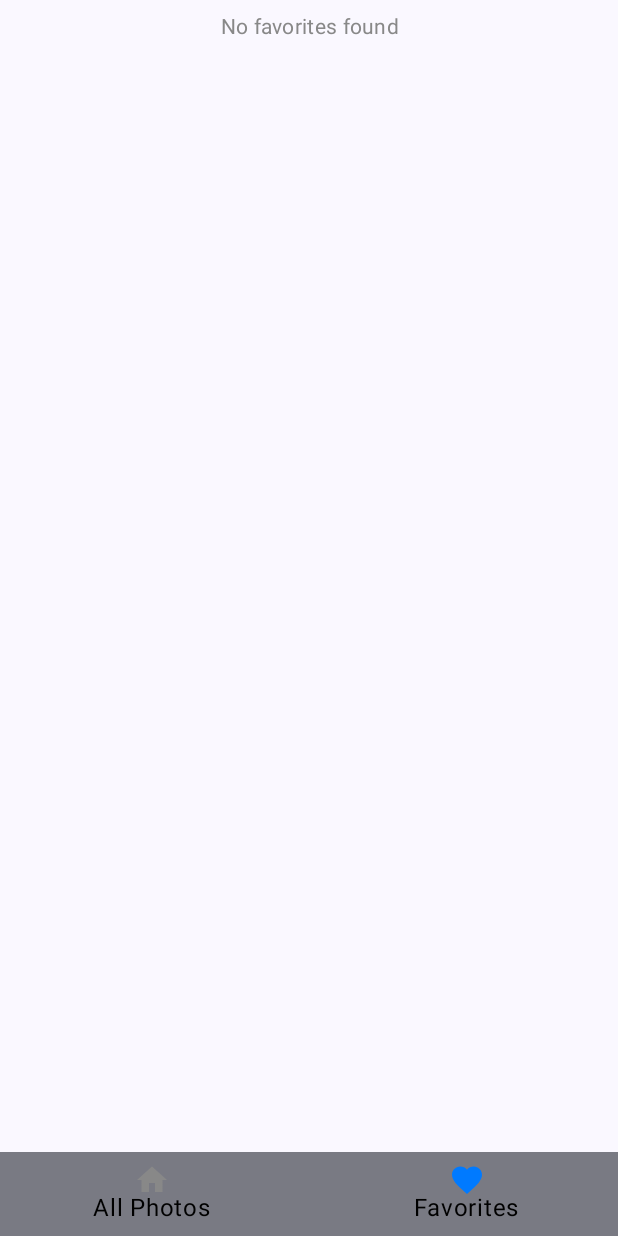
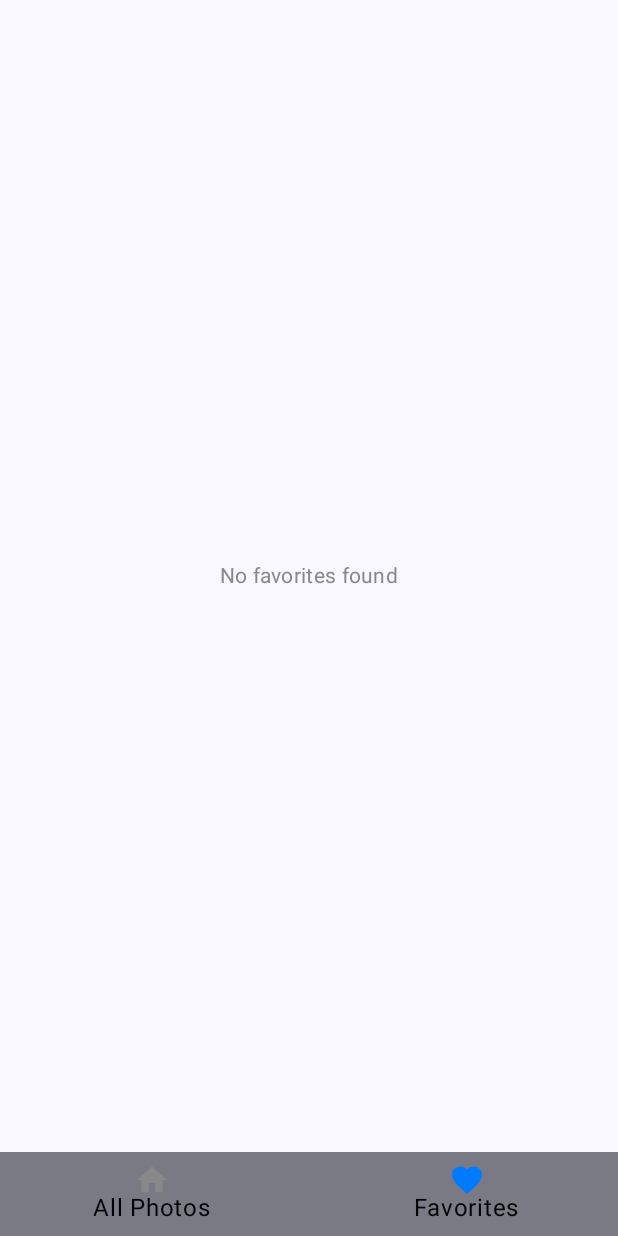
Before and after one commit to vivekgjoy/AlbumApp, an Android app built with Jetpack Compose: the screen it shows after launch (MainActivity), item 2 of the bottom bar chosen, on a phone screen of 412 x 824 dp. Run offline under Robolectric (Android 15) with nearby library versions, the phone set to English and light mode, and no system bars; our stand-ins replace Room's generated code, accompanist, paging; pictures from the network do not load.

```diff
--- /dev/null
+++ b/app/src/main/java/com/mobil80/albumapp/core/NetworkObserver.kt
@@ -0,0 +1,51 @@
+package com.mobil80.albumapp.core
+
+import android.content.Context
+import android.net.ConnectivityManager
+import android.net.Network
+import android.net.NetworkCapabilities
+import android.net.NetworkRequest
+import kotlinx.coroutines.flow.MutableStateFlow
+import kotlinx.coroutines.flow.StateFlow
+
+class NetworkObserver(context: Context) {
+
+    private val connectivityManager =
+        context.getSystemService(Context.CONNECTIVITY_SERVICE) as ConnectivityManager
+
+    private val _isInternetAvailable = MutableStateFlow(false)
+    val isInternetAvailable: StateFlow<Boolean> = _isInternetAvailable
+
+    private val networkCallback = object : ConnectivityManager.NetworkCallback() {
+        override fun onAvailable(network: Network) {
+            _isInternetAvailable.value = true
+        }
+
+        override fun onLost(network: Network) {
+            _isInternetAvailable.value = false
+        }
+    }
+
+    init {
+        // Register the network callback
+        val networkRequest = NetworkRequest.Builder()
+            .addCapability(NetworkCapabilities.NET_CAPABILITY_INTERNET)
+            .build()
+        connectivityManager.registerNetworkCallback(networkRequest, networkCallback)
+
+        // Check initial network state
+        _isInternetAvailable.value = isNetworkAvailable()
+    }
+
+    private fun isNetworkAvailable(): Boolean {
+        val network = connectivityManager.activeNetwork
+        val capabilities = connectivityManager.getNetworkCapabilities(network)
+        return capabilities != null &&
+                (capabilities.hasTransport(NetworkCapabilities.TRANSPORT_WIFI) ||
+                        capabilities.hasTransport(NetworkCapabilities.TRANSPORT_CELLULAR))
+    }
+
+    fun unregister() {
+        connectivityManager.unregisterNetworkCallback(networkCallback)
+    }
+}
--- a/app/src/main/java/com/mobil80/albumapp/presentation/activities/MainActivity.kt
+++ b/app/src/main/java/com/mobil80/albumapp/presentation/activities/MainActivity.kt
@@ -1,8 +1,10 @@
 package com.mobil80.albumapp.presentation.activities
 
+import android.app.Activity
 import android.content.Context
 import android.os.Bundle
 import androidx.activity.ComponentActivity
+import androidx.activity.compose.BackHandler
 import androidx.activity.compose.setContent
 import androidx.compose.foundation.background
 import androidx.compose.foundation.layout.Arrangement
@@ -18,12 +20,14 @@ import androidx.compose.foundation.layout.padding
 import androidx.compose.foundation.lazy.LazyColumn
 import androidx.compose.foundation.lazy.items
 import androidx.compose.foundation.shape.RoundedCornerShape
+import androidx.compose.material.BottomNavigation
 import androidx.compose.material.BottomNavigationItem
 import androidx.compose.material.icons.Icons
 import androidx.compose.material.icons.filled.Close
 import androidx.compose.material.icons.filled.Favorite
 import androidx.compose.material.icons.filled.FavoriteBorder
 import androidx.compose.material.icons.filled.Home
+import androidx.compose.material3.AlertDialog
 import androidx.compose.material3.Card
 import androidx.compose.material3.CardDefaults
 import androidx.compose.material3.CircularProgressIndicator
@@ -34,6 +38,7 @@ import androidx.compose.material3.MaterialTheme
 import androidx.compose.material3.NavigationBar
 import androidx.compose.material3.Scaffold
 import androidx.compose.material3.Text
+import androidx.compose.material3.TextButton
 import androidx.compose.material3.TextField
 import androidx.compose.material3.TextFieldDefaults
 import androidx.compose.runtime.Composable
@@ -43,6 +48,7 @@ import androidx.compose.runtime.derivedStateOf
 import androidx.compose.runtime.getValue
 import androidx.compose.runtime.mutableStateOf
 import androidx.compose.runtime.remember
+import androidx.compose.runtime.setValue
 import androidx.compose.ui.Alignment
 import androidx.compose.ui.Modifier
 import androidx.compose.ui.draw.clip
@@ -53,6 +59,7 @@ import androidx.compose.ui.res.colorResource
 import androidx.compose.ui.text.style.TextAlign
 import androidx.compose.ui.text.style.TextOverflow
 import androidx.compose.ui.unit.dp
+import androidx.compose.ui.unit.sp
 import androidx.navigation.NavController
 import androidx.navigation.compose.NavHost
 import androidx.navigation.compose.composable
@@ -65,6 +72,7 @@ import coil.compose.AsyncImage
 import com.google.accompanist.swiperefresh.SwipeRefresh
 import com.google.accompanist.swiperefresh.rememberSwipeRefreshState
 import com.mobil80.albumapp.R
+import com.mobil80.albumapp.core.NetworkObserver
 import com.mobil80.albumapp.data.api.PhotoApi
 import com.mobil80.albumapp.data.database.PhotoDatabase
 import com.mobil80.albumapp.data.model.Photo
@@ -75,41 +83,96 @@ import com.mobil80.albumapp.presentation.ui.theme.AlbumAppTheme
 import com.mobil80.albumapp.presentation.viewmodels.PhotoViewModel
 
 class MainActivity : ComponentActivity() {
+
     override fun onCreate(savedInstanceState: Bundle?) {
         super.onCreate(savedInstanceState)
 
+        // Initialize dependencies
         val api = PhotoApi.create()
         val db = PhotoDatabase.getDatabase(this)
         val repository = PhotoRepository(api, db)
-        val viewModel = PhotoViewModel(repository)
 
+        // Initialize NetworkObserver
+        val networkObserver = NetworkObserver(this)
+
+        // Initialize ViewModel
+        val viewModel = PhotoViewModel(repository, networkObserver)
+
+        // Fetch initial photos
         viewModel.fetchPhotos(1)
 
+        // Set content
         setContent {
             AlbumAppTheme {
-                MainScreen(viewModel)
+                MainScreen(viewModel, LocalContext.current)
             }
         }
     }
 }
 
 @Composable
-fun MainScreen(viewModel: PhotoViewModel) {
+fun MainScreen(viewModel: PhotoViewModel, context: Context) {
     val navController = rememberNavController()
+
+    // State to control the visibility of the exit dialog
+    var showExitDialog by remember { mutableStateOf(false) }
+
+    // Handle back press
+    BackHandler(enabled = true) {
+        showExitDialog = true // Show the exit dialog when back is pressed
+    }
 
     Scaffold(
         bottomBar = {
-            BottomNavigationBar(navController)
+            BottomNavigationBar(navController) // Use the custom BottomNavigationBar
         }
-    ) { paddingValues ->
+    ) { innerPadding ->
         NavHost(
             navController = navController,
-            startDestination = "photos",
-            modifier = Modifier.padding(paddingValues) // Ensure proper padding for content
+            startDestination = "photos", // Set the default route to "photos"
+            modifier = Modifier.padding(innerPadding)
         ) {
-            composable("photos") { PhotoScreen(viewModel, LocalContext.current) }
-            composable("favorites") { FavoritesScreen(viewModel) }
+            composable("photos") {
+                PhotoScreen(viewModel, LocalContext.current)
             }
+            composable("favorites") {
+                FavoritesScreen(viewModel)
+            }
+        }
+    }
+
+    // Exit Confirmation Dialog
+    if (showExitDialog) {
+        AlertDialog(
+            onDismissRequest = {
+                showExitDialog = false // Hide the dialog when dismissed
+            },
+            title = {
+                Text(text = "Exit App", style = MaterialTheme.typography.headlineSmall)
+            },
+            text = {
+                Text(text = "Are you sure you want to exit the app?")
+            },
+            confirmButton = {
+                TextButton(
+                    onClick = {
+                        // Exit the app
+                        (context as Activity).finish()
+                    }
+                ) {
+                    Text("Yes", color = MaterialTheme.colorScheme.primary)
+                }
+            },
+            dismissButton = {
+                TextButton(
+                    onClick = {
+                        showExitDialog = false // Hide the dialog
+                    }
+                ) {
+                    Text("No", color = MaterialTheme.colorScheme.primary)
+                }
+            }
+        )
     }
 }
 
@@ -133,7 +196,12 @@ fun BottomNavigationBar(navController: NavController) {
             },
             label = { Text("All Photos") },
             selected = currentRoute == "photos",
-            onClick = { navController.navigate("photos") }
+            onClick = {
+                navController.navigate("photos") {
+                    popUpTo(navController.graph.startDestinationId) // Pop backstack to avoid multiple instances
+                    launchSingleTop = true
+                }
+            }
         )
 
         BottomNavigationItem(
@@ -146,7 +214,12 @@ fun BottomNavigationBar(navController: NavController) {
             },
             label = { Text("Favorites") },
             selected = currentRoute == "favorites",
-            onClick = { navController.navigate("favorites") }
+            onClick = {
+                navController.navigate("favorites") {
+                    popUpTo(navController.graph.startDestinationId) // Pop backstack to avoid multiple instances
+                    launchSingleTop = true
+                }
+            }
         )
     }
 }
@@ -159,8 +232,8 @@ fun PhotoScreen(viewModel: PhotoViewModel, context: Context) {
     val isRefreshing by remember { derivedStateOf { lazyPhotos.loadState.refresh is LoadState.Loading } }
     val searchResults by viewModel.searchResults.collectAsState()
 
-    // Check internet connection
-    val isInternetAvailable = remember { isInternetAvailable(context) }
+    // Observe internet connection state dynamically
+    val isInternetAvailable by viewModel.isInternetAvailable.collectAsState()
 
     // Show toast if no internet connection
     LaunchedEffect(isInternetAvailable) {
@@ -211,15 +284,49 @@ fun PhotoScreen(viewModel: PhotoViewModel, context: Context) {
                 }
             }
         ) {
+            // Show "No internet" message if there's no internet
+            if (!isInternetAvailable) {
+                Box(
+                    modifier = Modifier
+                        .fillMaxSize()
+                        .padding(16.dp),
+                    contentAlignment = Alignment.Center
+                ) {
+                    Text(
+                        text = "Please check your internet connection",
+                        color = Color.Gray,
+                        textAlign = TextAlign.Center,
+                        fontSize = 18.sp
+                    )
+                }
+            } else {
                 LazyColumn {
                     // Show search results if search query is not empty
                     if (searchQuery.value.isNotEmpty()) {
+                        if (searchResults.isEmpty()) {
+                            // Show "No items found" message if search results are empty
+                            item {
+                                Box(
+                                    modifier = Modifier
+                                        .fillMaxSize()
+                                        .padding(16.dp),
+                                    contentAlignment = Alignment.Center
+                                ) {
+                                    Text(
+                                        text = "No items found",
+                                        color = Color.Gray,
+                                        fontSize = 18.sp
+                                    )
+                                }
+                            }
+                        } else {
                             items(searchResults) { photo ->
                                 photo?.let {
                                     PhotoItem(
                                         photo = it.copy(isFavorite = viewModel.isFavorite(it.id)),
                                         onFavoriteClick = { viewModel.toggleFavorite(it) }
                                     )
+                                }
                             }
                         }
                     } else {
@@ -245,6 +352,7 @@ fun PhotoScreen(viewModel: PhotoViewModel, context: Context) {
                                 }
                                 loadState.append is LoadState.Error -> {
                                     item { Text("Failed to load more items", Modifier.align(Alignment.CenterHorizontally)) }
+                                }
                             }
                         }
                     }
@@ -371,20 +479,25 @@ fun FavoritesScreen(viewModel: PhotoViewModel) {
     Column(modifier = Modifier.padding(8.dp)) {
         when {
             isLoading -> {
+                // Show loading indicator
                 LoadingIndicator()
             }
 
             favorites.isEmpty() -> {
+                Box(
+                    modifier = Modifier.fillMaxSize(),
+                    contentAlignment = Alignment.Center
+                ) {
                     Text(
                         text = "No favorites found",
-                    modifier = Modifier.fillMaxWidth(),
-                    textAlign = TextAlign.Center,
                         style = MaterialTheme.typography.bodyMedium,
                         color = Color.Gray
                     )
                 }
+            }
 
             else -> {
+                // Show list of favorites
                 LazyColumn {
                     items(favorites) { photo ->
                         PhotoItem(photo, onFavoriteClick = { viewModel.toggleFavorite(photo) })
--- a/app/src/main/java/com/mobil80/albumapp/presentation/viewmodels/PhotoViewModel.kt
+++ b/app/src/main/java/com/mobil80/albumapp/presentation/viewmodels/PhotoViewModel.kt
@@ -4,6 +4,7 @@ import androidx.compose.runtime.mutableStateMapOf
 import androidx.lifecycle.ViewModel
 import androidx.lifecycle.viewModelScope
 import androidx.paging.cachedIn
+import com.mobil80.albumapp.core.NetworkObserver
 import com.mobil80.albumapp.data.model.Photo
 import com.mobil80.albumapp.data.repository.PhotoRepository
 import kotlinx.coroutines.Dispatchers
@@ -15,7 +16,10 @@ import kotlinx.coroutines.flow.first
 import kotlinx.coroutines.launch
 import kotlinx.coroutines.withContext
 
-class PhotoViewModel(private val repository: PhotoRepository) : ViewModel() {
+class PhotoViewModel(
+    private val repository: PhotoRepository,
+    private val networkObserver: NetworkObserver
+) : ViewModel() {
 
     private val _favorites = MutableStateFlow<List<Photo>>(emptyList())
     val favorites: StateFlow<List<Photo>> = _favorites
@@ -34,6 +38,15 @@ class PhotoViewModel(private val repository: PhotoRepository) : ViewModel() {
 
     init {
         fetchFavorites()
+    }
+
+    val isInternetAvailable: StateFlow<Boolean> = networkObserver.isInternetAvailable
+
+    // Other ViewModel code...
+
+    override fun onCleared() {
+        super.onCleared()
+        networkObserver.unregister()
     }
 
     val pagedPhotos = repository.getPagedPhotos().cachedIn(viewModelScope)
```
Lines whose indentation alone changed are shown as unchanged.
